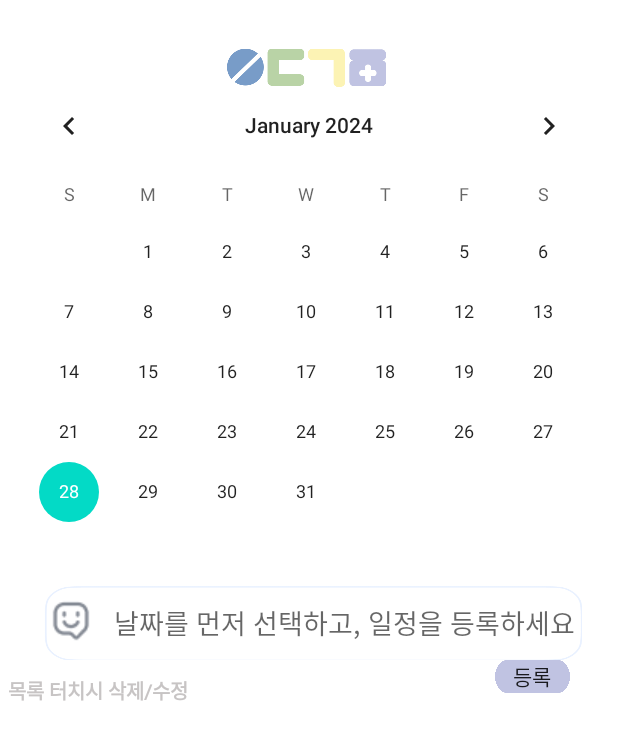
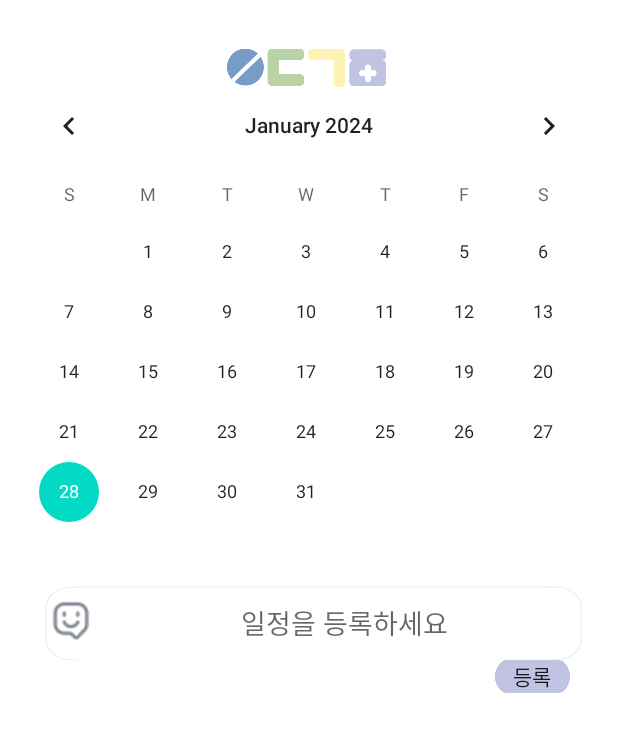
Before and after one commit to tansaurus/SWU-GURU2-9, an Android app: the fragment ScheduleRegisterFragment shown on its own in the app's theme, on a phone screen of 412 x 824 dp. Shown: the top 740 px of the screen. Run offline under Robolectric (Android 15) with nearby library versions, the phone set to English and light mode, and no system bars.

Commit message:
Revert "설명 추가"
This reverts commit 89f7f8ee0470599347d69961e2ca766402478b7b.

```diff
--- a/app/src/main/java/om/androidbook/medicine4/ScheduleRegisterFragment.kt
+++ b/app/src/main/java/om/androidbook/medicine4/ScheduleRegisterFragment.kt
@@ -47,6 +47,7 @@ class ScheduleRegisterFragment : Fragment() {
         val contextEditText = view.findViewById<EditText>(R.id.contextEditText)
         val newEntryEditText = view.findViewById<EditText>(R.id.newEntryEditText)
         val registerButton = view.findViewById<Button>(R.id.registerButton)
+
         val DateView = view.findViewById<TextView>(R.id.DateView)
         val currentDate = getCurrentDate()
         DateView.text = currentDate
@@ -80,7 +81,7 @@ class ScheduleRegisterFragment : Fragment() {
             updateRecyclerView(selectedDate)
             scheduleAdapter.filterByDate(selectedDate)
 //            updateRecyclerView(selectedDate)
-            DateView.text=""
+//            DateView.setText(selectedDate)
         }
 
 
@@ -90,7 +91,6 @@ class ScheduleRegisterFragment : Fragment() {
             val selectedDate = SimpleDateFormat("yyyy-MM-dd", Locale.getDefault()).format(
                 GregorianCalendar(selectedYear, selectedMonth, selectedDayOfMonth).time
             )
-
 //            val selectedDate = contextEditText.text.toString() // 캘린더에서 선택된 날짜로 변경
             val entry = contextEditText.text.toString()
 
--- a/app/src/main/res/layout/fragment_calendar.xml
+++ b/app/src/main/res/layout/fragment_calendar.xml
@@ -30,7 +30,7 @@
         android:drawableLeft="@drawable/comment"
         android:drawablePadding="5dp"
         android:ems="10"
-        android:hint="날짜를 먼저 선택하고, 일정을 등록하세요"
+        android:hint="일정을 등록하세요"
         android:inputType="text"
         android:textAlignment="center"
         app:layout_constraintEnd_toEndOf="parent"
@@ -76,20 +76,6 @@
         android:text="등록"
         android:background="@drawable/purplebar" />
 
-    <TextView
-        android:id="@+id/delupdateTextView"
-        android:layout_width="165dp"
-        android:layout_height="27dp"
-
-        android:layout_alignParentTop="true"
-
-        android:layout_marginLeft="5dp"
-        android:layout_marginTop="450dp"
-        android:fontFamily="@font/sejonghospital"
-        android:text="목록 터치시 삭제/수정"
-        android:textColor="#B2AFABAB"
-        android:textSize="13sp"
-        android:textStyle="bold" />
 
     <TextView
         android:id="@+id/DateView"
```
